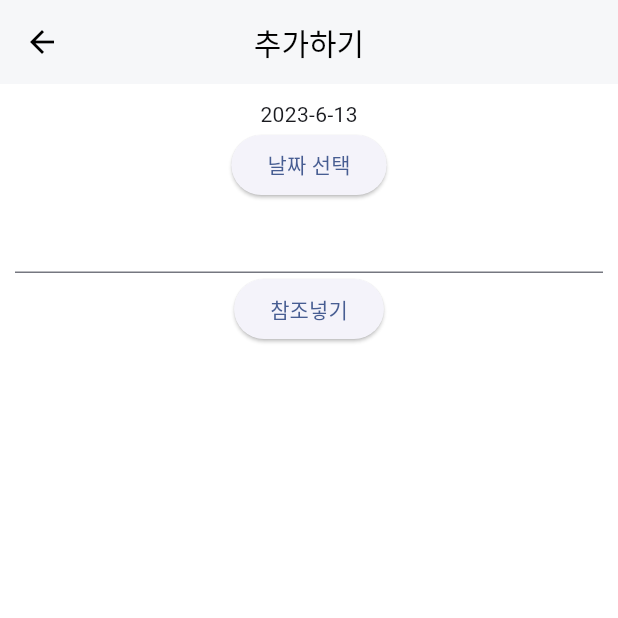
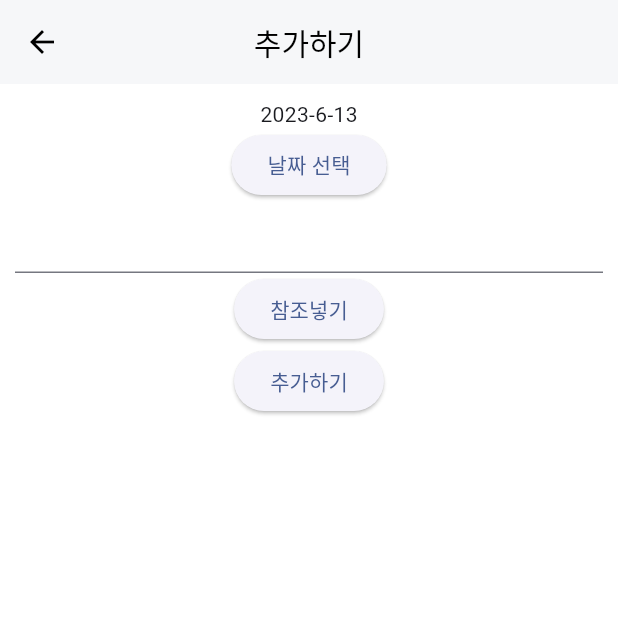
Before and after one commit to jaehee21232/todolist, a Flutter app: the screen it shows after launch, after a tap on the "add" icon, on a phone screen of 412 x 824 dp, the top half of it. Run offline on Flutter 3.47's test engine with Material 2 defaults, Android fonts, the phone set to English and light mode, and no system bars; our stand-ins replace cloud_firestore, firebase_core, flutter_riverpod; accounts and stored records are empty.

Commit message:
feat: 데이터 넣기 만듬

```diff
--- /dev/null
+++ b/lib/todolist/common/component/add_button.dart
@@ -0,0 +1,23 @@
+import 'package:flutter/material.dart';
+import 'package:flutter_riverpod/flutter_riverpod.dart';
+import 'package:todolist/todolist/common/riverpod/addtodo_provider.dart';
+import 'package:todolist/todolist/firebase/firestore.dart';
+
+class AddButton extends ConsumerWidget {
+  const AddButton({super.key});
+
+  @override
+  Widget build(BuildContext context, WidgetRef ref) {
+    final date = ref.watch(dateProvider);
+    final todo = ref.watch(todoProvider);
+    final reference = ref.watch(referenceProvider);
+    return ElevatedButton(
+        onPressed: () {
+          print(date);
+          print(todo);
+          print(reference);
+          test(date, todo, false, reference);
+        },
+        child: Text("추가하기"));
+  }
+}
--- a/lib/todolist/common/component/reference.dart
+++ b/lib/todolist/common/component/reference.dart
@@ -13,7 +13,7 @@ class AddReference extends StatelessWidget {
             onPressed: () async {
               Navigator.pushNamed(context, "/referenceScreen");
             },
-            child: Text("참조넣기"))
+            child: Text("참조넣기")),
       ],
     );
   }
--- a/lib/todolist/view/add_screen.dart
+++ b/lib/todolist/view/add_screen.dart
@@ -1,4 +1,5 @@
 import 'package:flutter/material.dart';
+import 'package:todolist/todolist/common/component/add_button.dart';
 import 'package:todolist/todolist/common/component/date.dart';
 import 'package:todolist/common/layout/default_layout.dart';
 import 'package:todolist/todolist/common/component/reference.dart';
@@ -9,13 +10,18 @@ class TodoAddScreen extends StatelessWidget {
 
   @override
   Widget build(BuildContext context) {
-    return DefaultLayout(
+    return const DefaultLayout(
+      title: "추가하기",
       child: Center(
         child: Column(
-          children: [const AddDate(), const AddTodo(), AddReference()],
+          children: [
+            AddDate(),
+            AddTodo(),
+            AddReference(),
+            AddButton(),
+          ],
         ),
       ),
-      title: "추가하기",
     );
   }
 }
```
Also changed, not shown: lib/todolist/firebase/firestore.dart (added, +17 -0 lines).
